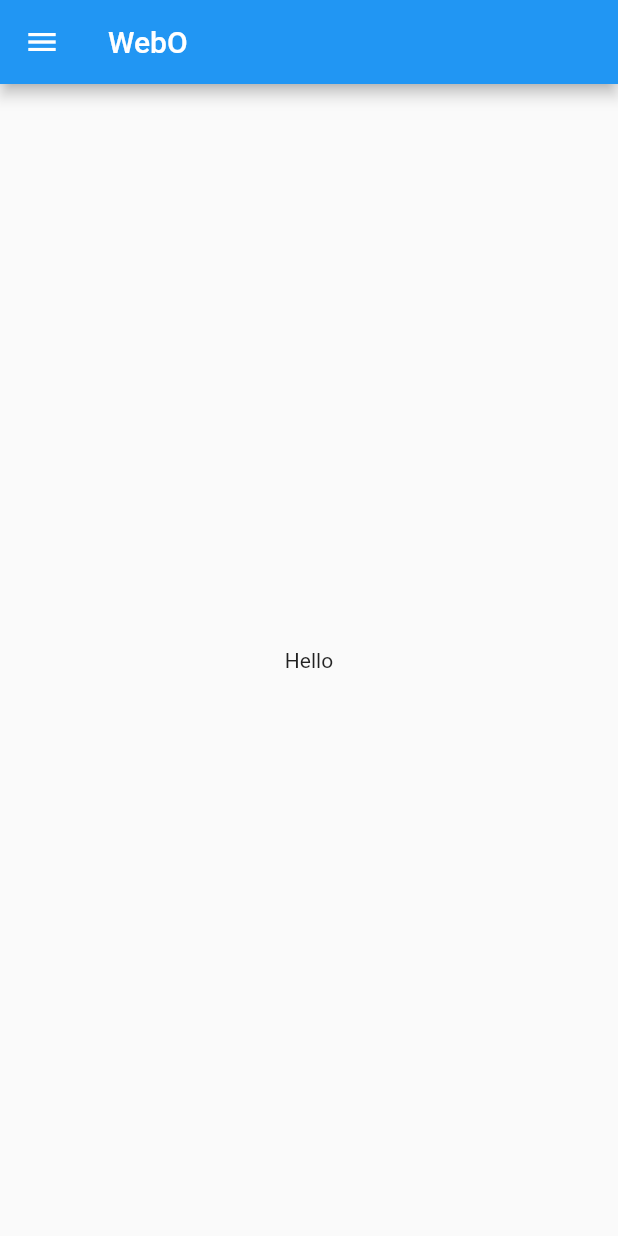
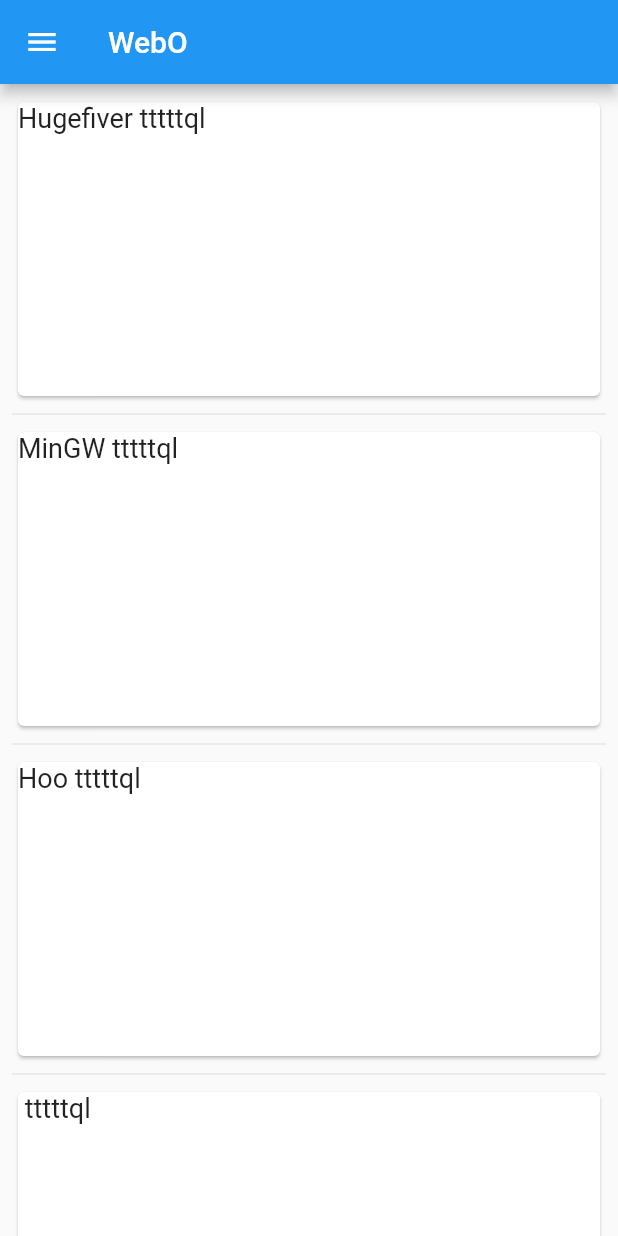
Before and after one commit to CSUSTers/webo-android, a Flutter app: the screen it shows after launch, on a phone screen of 412 x 824 dp. Run offline on Flutter 3.47's test engine with Material 2 defaults, Android fonts, the phone set to English and light mode, and no system bars.

Commit message:
test list view

```diff
--- a/lib/main.dart
+++ b/lib/main.dart
@@ -1,4 +1,4 @@
 import 'package:flutter/material.dart';
 import 'view/main_view.dart';
 
-void main() => runApp(MyApp());
+void main() => runApp(WebOApp());
--- a/lib/view/login.dart
+++ b/lib/view/login.dart
@@ -40,6 +40,9 @@ class WebOLoginPage extends StatelessWidget {
               ),
               RaisedButton(
                 child: Text('Login'),
+                color: Colors.lightBlue,
+                textColor: Colors.white,
+
                 onPressed: () {
 
                 },
--- a/lib/view/main_view.dart
+++ b/lib/view/main_view.dart
@@ -1,7 +1,8 @@
 import 'package:flutter/material.dart';
 import 'package:webo/view/login.dart';
+import 'package:webo/view/webo_list_view.dart';
 
-class MyApp extends StatelessWidget {
+class WebOApp extends StatelessWidget {
   @override
   Widget build(BuildContext context) {
     return MaterialApp(
@@ -63,7 +64,7 @@ class _WebOHomePageState extends State<WebOHomePage> {
         title: Text(widget.title),
       ),
       body: Center(
-        child: Text("Hello"),
+        child: WebOListView(data: <String>['Hugefiver', 'MinGW', 'Hoo', '']),
 
       ),
     );
--- /dev/null
+++ b/lib/view/webo_list_view.dart
@@ -0,0 +1,42 @@
+
+import 'package:flutter/material.dart';
+
+class WebOListView extends StatefulWidget {
+  WebOListView({Key key, this.data}) : super(key: key);
+
+  final List<String> data;
+
+  @override
+  _WebOListViewState createState() => _WebOListViewState();
+
+}
+
+
+class _WebOListViewState extends State<WebOListView> {
+  @override
+  Widget build(BuildContext context) {
+    return ListView.separated(
+      padding: const EdgeInsets.all(8),
+      itemCount: widget.data.length,
+      itemBuilder: (BuildContext context, int index) {
+        return Card(
+          child: InkWell(
+            splashColor: Colors.grey.withAlpha(30),
+            onTap: () {
+              Scaffold.of(context).showSnackBar(SnackBar(
+                content: Text(widget.data[index] + ' txdy'),
+                duration: Duration(milliseconds: 2000),
+              ));
+            },
+            child: Container(
+              height: 196,
+              child: Text(widget.data[index] + ' tttttql', style: TextStyle(fontSize:18.0),),
+            ),
+          ),
+        );
+      },
+      separatorBuilder: (BuildContext context, int index) => const Divider()
+    );
+  }
+
+}
```
Also changed, not shown: 1 other file.
